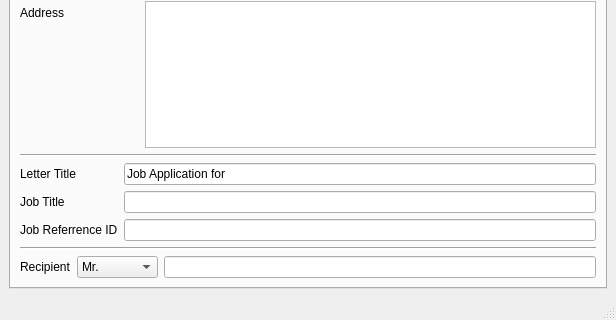
Above: Designer/mainWindow.ui from KhaleelKhan/coverletter-creator before the change; both pictures show x 0 to 616 and y 146 to 466 of the 616 by 466 pixel window. Below: the same form after it.
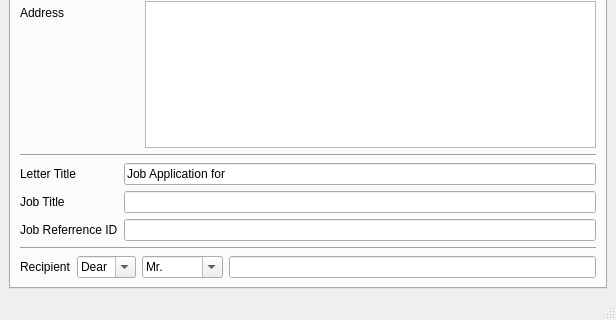
That is the form after the change. The open tabs and pages were chosen to show the change.

Commit message: save recipient salutations as str rather than int index

```diff
--- a/Designer/mainWindow.ui
+++ b/Designer/mainWindow.ui
@@ -238,8 +238,11 @@
             </property>
            </widget>
           </item>
-          <item row="0" column="1">
+          <item row="0" column="2">
            <widget class="QComboBox" name="receipientGender">
+            <property name="editable">
+             <bool>true</bool>
+            </property>
             <item>
              <property name="text">
               <string>Mr.</string>
@@ -257,9 +260,26 @@
             </item>
            </widget>
           </item>
-          <item row="0" column="2">
+          <item row="0" column="3">
            <widget class="QLineEdit" name="le_RecepientName"/>
           </item>
+          <item row="0" column="1">
+           <widget class="QComboBox" name="cb_recipientSalutation">
+            <property name="editable">
+             <bool>true</bool>
+            </property>
+            <item>
+             <property name="text">
+              <string>Dear</string>
+             </property>
+            </item>
+            <item>
+             <property name="text">
+              <string>Hello</string>
+             </property>
+            </item>
+           </widget>
+          </item>
          </layout>
         </item>
        </layout>
```
Left out of the diff: 15 changed lines with no effect on the pictures. The commit also changes 3 other files.
